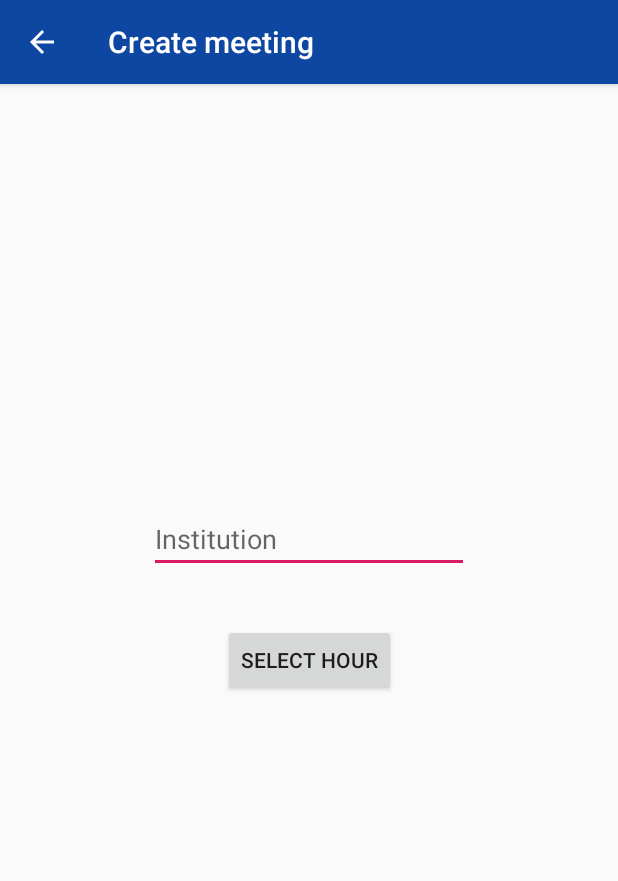
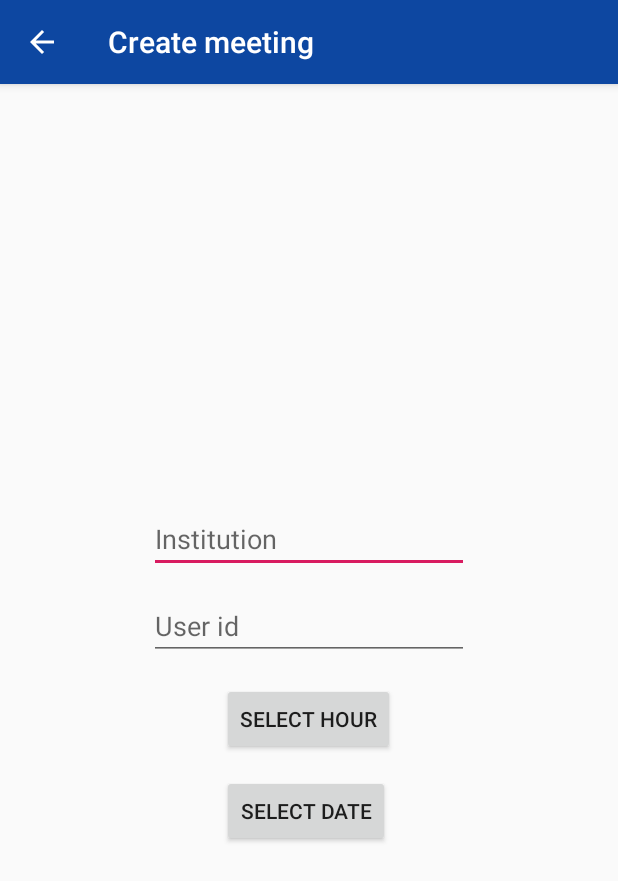
Before and after one commit to COSWProject/Android, an Android app: the CreateMeetingActivity screen opened directly, with no data from a screen before it, on a phone screen of 412 x 824 dp. Shown: the top 881 px of the screen. Run offline under Robolectric (Android 15) with nearby library versions, the phone set to English and light mode, and no system bars.

Commit message:
Some files changed to create a new meeting

```diff
--- a/app/src/main/res/layout/activity_create_meeting.xml
+++ b/app/src/main/res/layout/activity_create_meeting.xml
@@ -7,7 +7,7 @@
     tools:context=".activity.CreateMeetingActivity">
 
     <EditText
-        android:id="@+id/editText"
+        android:id="@+id/institution"
         android:layout_width="wrap_content"
         android:layout_height="wrap_content"
         android:layout_marginStart="8dp"
@@ -25,6 +25,44 @@
         app:layout_constraintTop_toTopOf="parent"
         app:layout_constraintVertical_bias="0.386" />
 
+    <EditText
+        android:id="@+id/user-id"
+        android:layout_width="wrap_content"
+        android:layout_height="wrap_content"
+        android:layout_marginStart="8dp"
+        android:layout_marginLeft="8dp"
+        android:layout_marginTop="8dp"
+        android:layout_marginEnd="8dp"
+        android:layout_marginRight="8dp"
+        android:layout_marginBottom="8dp"
+        android:ems="10"
+        android:hint="User id"
+        android:inputType="textPersonName"
+        app:layout_constraintBottom_toBottomOf="parent"
+        app:layout_constraintEnd_toEndOf="parent"
+        app:layout_constraintStart_toStartOf="parent"
+        app:layout_constraintTop_toTopOf="parent"
+        app:layout_constraintVertical_bias="0.468" />
+
+    <Button
+        android:id="@+id/button"
+        android:layout_width="wrap_content"
+        android:layout_height="wrap_content"
+        android:layout_marginStart="8dp"
+        android:layout_marginLeft="8dp"
+        android:layout_marginTop="8dp"
+        android:layout_marginEnd="8dp"
+        android:layout_marginRight="8dp"
+        android:layout_marginBottom="8dp"
+        android:onClick="showTimePickerDialog"
+        android:text="Select hour"
+        app:layout_constraintBottom_toBottomOf="parent"
+        app:layout_constraintEnd_toEndOf="parent"
+        app:layout_constraintHorizontal_bias="0.498"
+        app:layout_constraintStart_toStartOf="parent"
+        app:layout_constraintTop_toTopOf="parent"
+        app:layout_constraintVertical_bias="0.556" />
+
     <Button
         android:layout_width="wrap_content"
         android:layout_height="wrap_content"
@@ -34,10 +72,13 @@
         android:layout_marginEnd="8dp"
         android:layout_marginRight="8dp"
         android:layout_marginBottom="8dp"
-        android:text="Select hour"
+        android:onClick="showDatePickerDialog"
+        android:text="Select date"
         app:layout_constraintBottom_toBottomOf="parent"
         app:layout_constraintEnd_toEndOf="parent"
+        app:layout_constraintHorizontal_bias="0.494"
         app:layout_constraintStart_toStartOf="parent"
-        app:layout_constraintTop_toTopOf="parent" />
+        app:layout_constraintTop_toTopOf="parent"
+        app:layout_constraintVertical_bias="0.643" />
 
 </androidx.constraintlayout.widget.ConstraintLayout>
```
Also changed, not shown: app/src/main/java/com/eci/cosw/easyaccess/activity/CreateMeetingActivity.java (+14 -0 lines), app/src/main/java/com/eci/cosw/easyaccess/util/DatePickerFragment.java (added, +58 -0 lines), app/src/main/java/com/eci/cosw/easyaccess/util/TimePickerFragment.java (+20 -2 lines).
